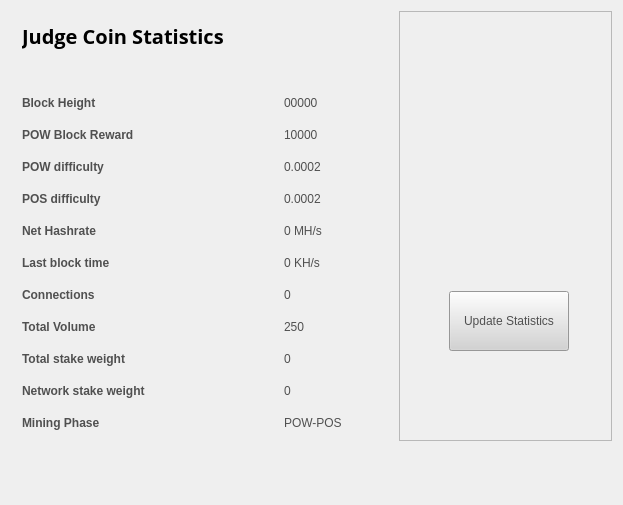
judgecrypto/judgecoin, file src/qt/forms/statisticspage.ui: the form before one commit.
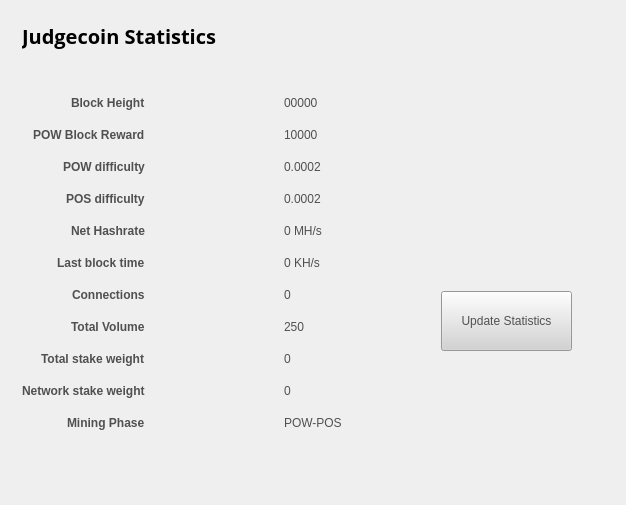
The form after the commit. Icons and pictures are not drawn.

The edit to the form file:
```diff
--- a/src/qt/forms/statisticspage.ui
+++ b/src/qt/forms/statisticspage.ui
@@ -9,7 +9,7 @@
    <rect>
     <x>0</x>
     <y>0</y>
-    <width>623</width>
+    <width>626</width>
     <height>505</height>
    </rect>
   </property>
@@ -32,18 +32,15 @@
        <height>0</height>
       </size>
      </property>
-     <property name="frameShape">
-      <enum>QFrame::StyledPanel</enum>
-     </property>
      <property name="frameShadow">
       <enum>QFrame::Raised</enum>
      </property>
      <widget class="QPushButton" name="startButton">
       <property name="geometry">
        <rect>
-        <x>50</x>
+        <x>39</x>
         <y>280</y>
-        <width>120</width>
+        <width>131</width>
         <height>60</height>
        </rect>
       </property>
@@ -93,6 +90,12 @@
         <property name="fieldGrowthPolicy">
          <enum>QFormLayout::FieldsStayAtSizeHint</enum>
         </property>
+        <property name="labelAlignment">
+         <set>Qt::AlignRight|Qt::AlignTrailing|Qt::AlignVCenter</set>
+        </property>
+        <property name="formAlignment">
+         <set>Qt::AlignLeading|Qt::AlignLeft|Qt::AlignTop</set>
+        </property>
         <property name="horizontalSpacing">
          <number>139</number>
         </property>
@@ -277,7 +280,7 @@
            </font>
           </property>
           <property name="text">
-           <string>&lt;html&gt;&lt;head/&gt;&lt;body&gt;&lt;p&gt;&lt;span style=&quot; font-size:20px; font-weight:600; color:#000000;&quot;&gt;Judge Coin Statistics&lt;/span&gt;&lt;/p&gt;&lt;/body&gt;&lt;/html&gt;</string>
+           <string>&lt;html&gt;&lt;head/&gt;&lt;body&gt;&lt;p&gt;&lt;span style=&quot; font-size:20px; font-weight:600; color:#000000;&quot;&gt;Judgecoin Statistics&lt;/span&gt;&lt;/p&gt;&lt;/body&gt;&lt;/html&gt;</string>
           </property>
          </widget>
         </item>
```
